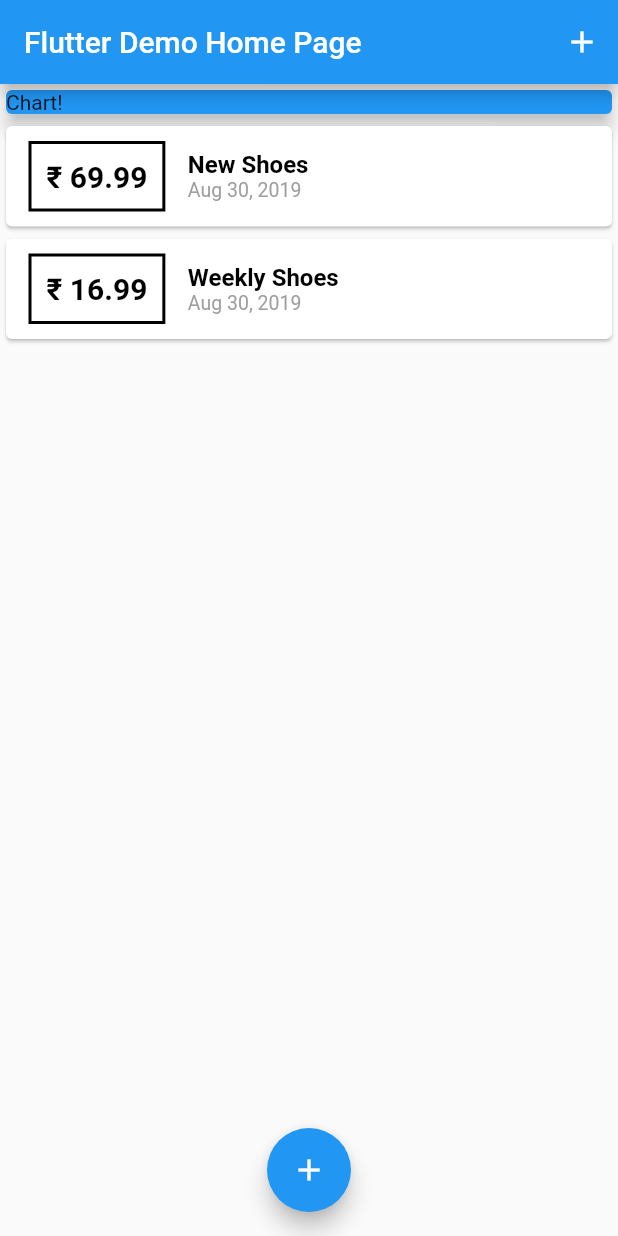
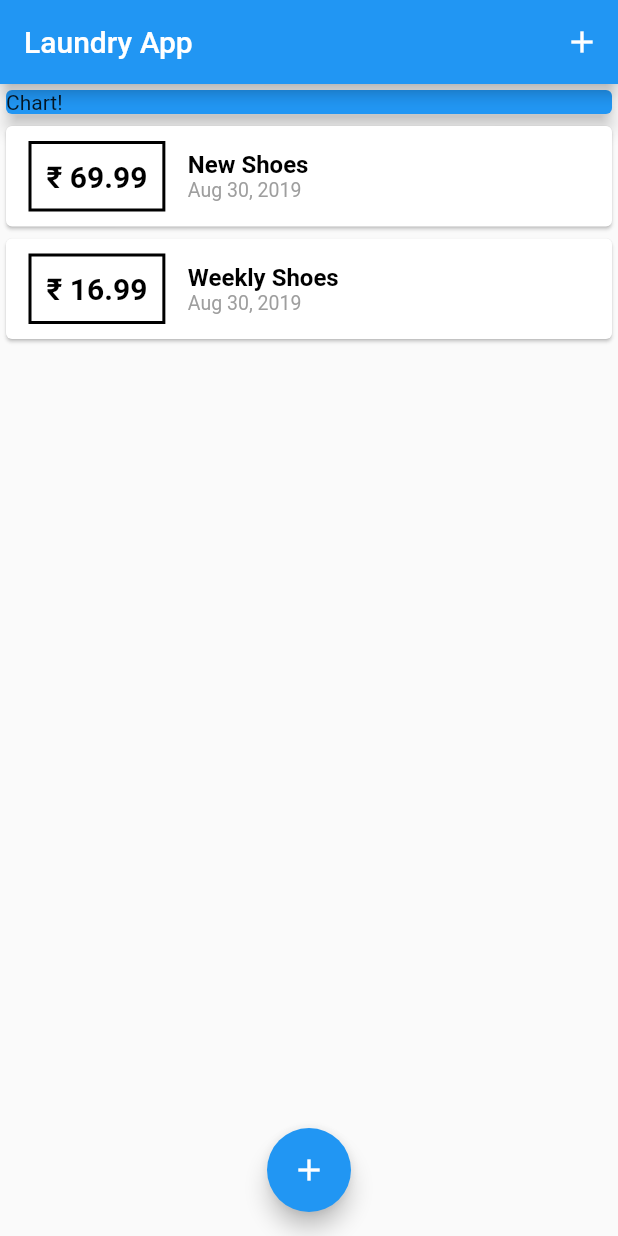
Before and after one commit to payafterwork/Expense-Earning-Tracker-App-for-Android-iOS-both-in-single-codebase-built-with-Flutter-Dart, a Flutter app: the screen it shows after launch, on a phone screen of 412 x 824 dp. Run offline on Flutter 3.47's test engine with Material 2 defaults, Android fonts, the phone set to English and light mode, and no system bars.

Commit message:
Theme for app, changing defaults etc

```diff
--- a/lib/main.dart
+++ b/lib/main.dart
@@ -10,11 +10,12 @@ class MyApp extends StatelessWidget {
   @override
   Widget build(BuildContext context) {
     return MaterialApp(
-      title: 'Flutter Demo',
+      title: 'Laundry App',
       theme: ThemeData(
         primarySwatch: Colors.blue,
+        accentColor: Colors.blue
       ),
-      home: MyHomePage(title: 'Flutter Demo Home Page'),
+      home: MyHomePage(title: 'Laundry App'),
     );
   }
 }
--- a/lib/new_transaction.dart
+++ b/lib/new_transaction.dart
@@ -13,6 +13,7 @@ class NewTransaction extends StatelessWidget {
       return;
     }
     addTx(titleInput,double.parse(amountInput));
+
   }
   @override
   Widget build(BuildContext context) {
--- a/lib/transaction_list.dart
+++ b/lib/transaction_list.dart
@@ -9,7 +9,7 @@ import 'package:intl/intl.dart';
   Widget build(BuildContext context) {
     return
     Container(
-    height: 300,
+    height: 500,
     child:ListView.builder(
           itemBuilder: (ctx, index){ // Loads data as seen on screen, and renders hidden ones slowly as they come visible
               return Card(
```
